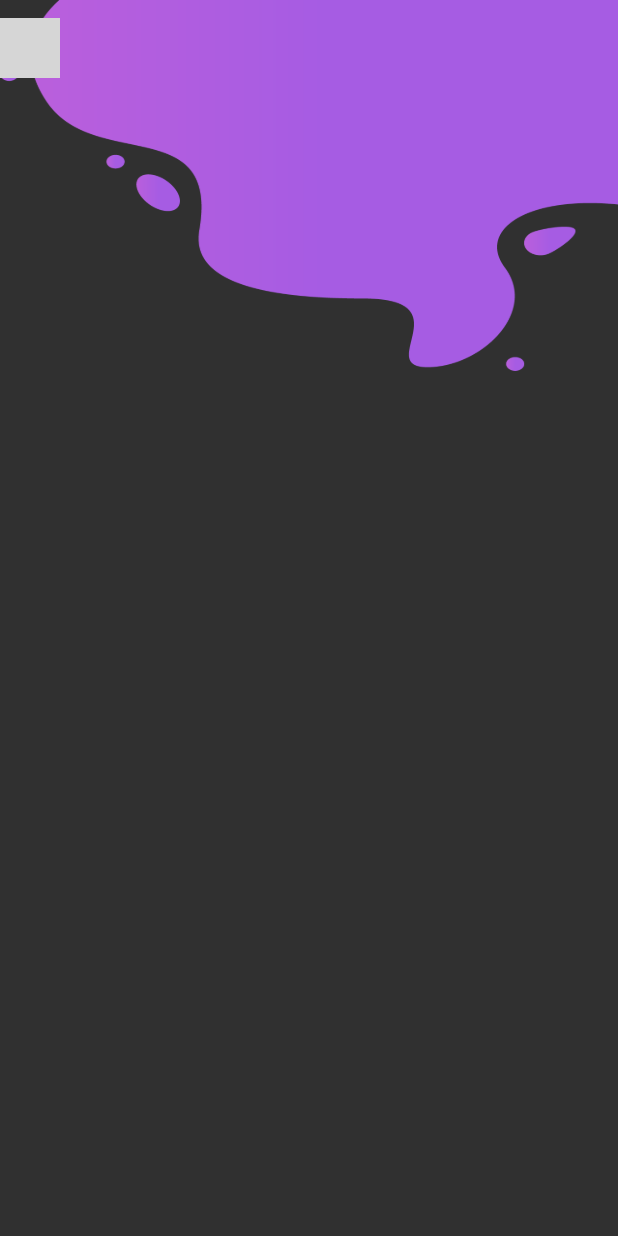
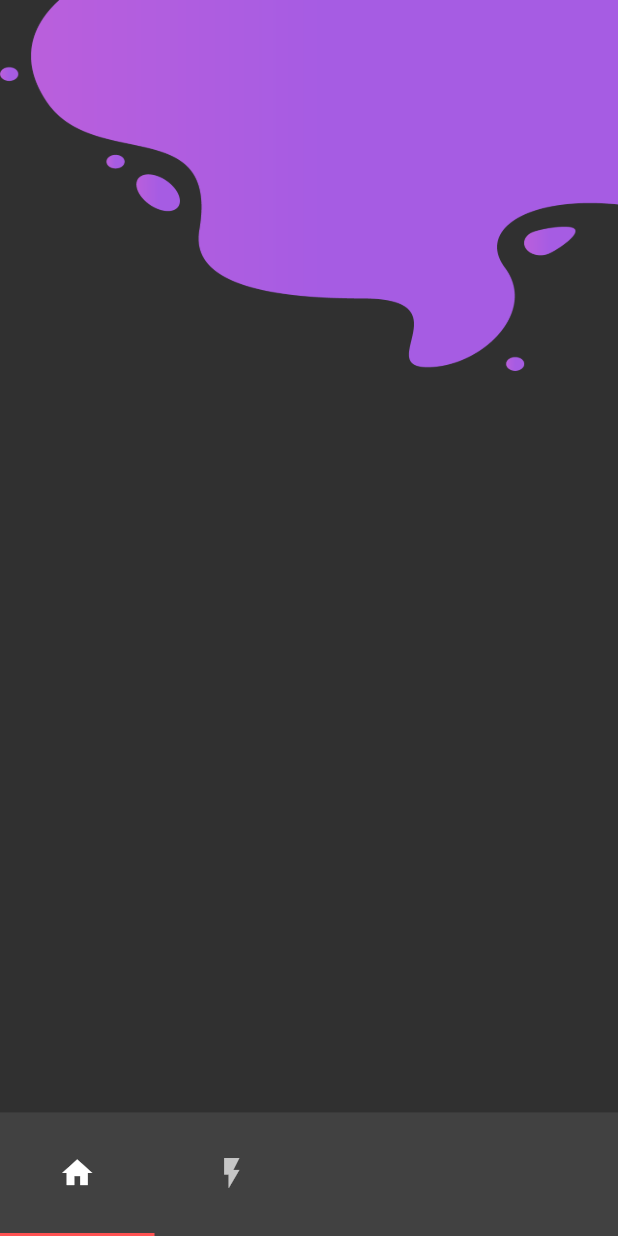
Before and after one commit to SkeletonPythons/studify, a Flutter app: the HomePage screen opened by its route, on a phone screen of 412 x 824 dp. Run offline on Flutter 3.47's test engine with Material 2 defaults, Android fonts, the phone set to English and light mode, and no system bars; our stand-ins replace firebase_auth, firebase_core, firebase_database, font_awesome_flutter, get, google_fonts and 1 more; missing offline and left inert: flutterfire_ui; accounts and stored records are empty; grey boxes are pictures that could not be loaded.

Commit message:
Added TabBar to Scaffold

```diff
--- a/lib/views/pages/home_page/home_page.dart
+++ b/lib/views/pages/home_page/home_page.dart
@@ -1,6 +1,6 @@
 import 'package:get/get.dart';
 import 'package:flutter/material.dart';
-import'../../../services/auth.dart';
+import '../../../services/auth.dart';
 import '../../../controllers/home_controller.dart';
 
 class HomePage extends StatefulWidget {
@@ -10,24 +10,31 @@ class HomePage extends StatefulWidget {
   HomePageState createState() => HomePageState();
 }
 
-class HomePageState extends State<HomePage> {
+class HomePageState extends State<HomePage>
+    with SingleTickerProviderStateMixin {
+  late TabController controller = TabController(length: 4, vsync: this);
   @override
   Widget build(BuildContext context) {
-    var size = MediaQuery
-        .of(context)
-        .size;
+    var size = MediaQuery.of(context).size;
     return Scaffold(
+      bottomNavigationBar: Container(
+        color: Color(0xff414141),
+        height: MediaQuery.of(context).size.height * .1,
+        width: MediaQuery.of(context).size.width,
+        child: TabBar(
+          tabs: <Widget>[
+            Container(child: Icon(Icons.home)),
+            Container(child: Icon(Icons.flash_on)),
+            Container(),
+            Container()
+          ],
+          controller: controller,
+        ),
+      ),
       body: SizedBox(
-        height: MediaQuery
-            .of(context)
-            .size
-            .height,
-        width: MediaQuery
-            .of(context)
-            .size
-            .width,
-        child: Stack(
-            children: <Widget>[
+        height: MediaQuery.of(context).size.height,
+        width: MediaQuery.of(context).size.width,
+        child: Stack(children: <Widget>[
           Container(
             height: size.height * .3,
             decoration: const BoxDecoration(
@@ -38,23 +45,17 @@ class HomePageState extends State<HomePage> {
               ),
             ),
           ),
-              Column(
-                children: <Widget>[
+          Column(children: <Widget>[
             Container(
-                    height:64,
-                    child:Row(
-                      children:<Widget>[
-                        CircleAvatar(
-                          onBackgroundImageError: (value,trace){},
-                          backgroundImage: NetworkImage( Auth.instance.USER.photoUrl!),
-                        )
-                      ]
-                    )
-                  )
-                ]
-              )
-            ]
-        ),
+                height: 64,
+                child: Row(children: <Widget>[
+                  // CircleAvatar(
+                  //   onBackgroundImageError: (value, trace) {},
+                  //   backgroundImage: NetworkImage(Auth.instance.USER.photoUrl!),
+                  // )
+                ]))
+          ])
+        ]),
       ),
     );
   }
```
Lines whose indentation alone changed are shown as unchanged.
